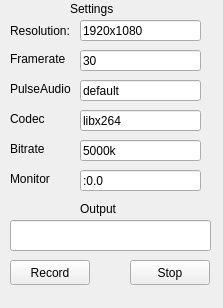
The window that window.ui (Svyatik-Bak/x11-screen-recorder) describes before a commit, drawn with Qt 5.
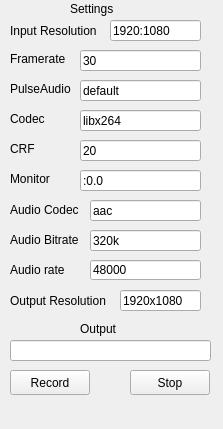
The same window after the commit.

```diff
--- a/window.ui
+++ b/window.ui
@@ -7,7 +7,7 @@
     <x>0</x>
     <y>0</y>
     <width>223</width>
-    <height>308</height>
+    <height>429</height>
    </rect>
   </property>
   <property name="windowTitle">
@@ -19,25 +19,25 @@
      <rect>
       <x>10</x>
       <y>20</y>
-      <width>61</width>
+      <width>101</width>
       <height>21</height>
      </rect>
     </property>
     <property name="text">
-     <string>Resolution:</string>
+     <string>Input Resolution</string>
     </property>
    </widget>
    <widget class="QLineEdit" name="resolution">
     <property name="geometry">
      <rect>
-      <x>80</x>
+      <x>110</x>
       <y>20</y>
-      <width>121</width>
+      <width>91</width>
       <height>21</height>
      </rect>
     </property>
     <property name="text">
-     <string>1920x1080</string>
+     <string>1920:1080</string>
     </property>
    </widget>
    <widget class="QLabel" name="label_2">
@@ -128,7 +128,7 @@
      </rect>
     </property>
     <property name="text">
-     <string>Bitrate</string>
+     <string>CRF</string>
     </property>
    </widget>
    <widget class="QLineEdit" name="bitrate">
@@ -141,7 +141,7 @@
      </rect>
     </property>
     <property name="text">
-     <string>5000k</string>
+     <string>20</string>
     </property>
    </widget>
    <widget class="QLabel" name="label_6">
@@ -174,7 +174,7 @@
     <property name="geometry">
      <rect>
       <x>10</x>
-      <y>260</y>
+      <y>370</y>
       <width>80</width>
       <height>25</height>
      </rect>
@@ -187,7 +187,7 @@
     <property name="geometry">
      <rect>
       <x>80</x>
-      <y>200</y>
+      <y>320</y>
       <width>54</width>
       <height>17</height>
      </rect>
@@ -200,9 +200,9 @@
     <property name="geometry">
      <rect>
       <x>10</x>
-      <y>220</y>
+      <y>340</y>
       <width>201</width>
-      <height>31</height>
+      <height>21</height>
      </rect>
     </property>
     <property name="text">
@@ -226,7 +226,7 @@
     <property name="geometry">
      <rect>
       <x>130</x>
-      <y>260</y>
+      <y>370</y>
       <width>80</width>
       <height>25</height>
      </rect>
@@ -235,6 +235,110 @@
      <string>Stop</string>
     </property>
    </widget>
+   <widget class="QLineEdit" name="acodec">
+    <property name="geometry">
+     <rect>
+      <x>90</x>
+      <y>200</y>
+      <width>111</width>
+      <height>21</height>
+     </rect>
+    </property>
+    <property name="text">
+     <string>aac</string>
+    </property>
+   </widget>
+   <widget class="QLabel" name="label_9">
+    <property name="geometry">
+     <rect>
+      <x>10</x>
+      <y>200</y>
+      <width>71</width>
+      <height>20</height>
+     </rect>
+    </property>
+    <property name="text">
+     <string>Audio Codec</string>
+    </property>
+   </widget>
+   <widget class="QLabel" name="label_10">
+    <property name="geometry">
+     <rect>
+      <x>10</x>
+      <y>290</y>
+      <width>111</width>
+      <height>21</height>
+     </rect>
+    </property>
+    <property name="text">
+     <string>Output Resolution</string>
+    </property>
+   </widget>
+   <widget class="QLineEdit" name="resolution_2">
+    <property name="geometry">
+     <rect>
+      <x>120</x>
+      <y>290</y>
+      <width>81</width>
+      <height>21</height>
+     </rect>
+    </property>
+    <property name="text">
+     <string>1920x1080</string>
+    </property>
+   </widget>
+   <widget class="QLabel" name="label_11">
+    <property name="geometry">
+     <rect>
+      <x>10</x>
+      <y>230</y>
+      <width>81</width>
+      <height>20</height>
+     </rect>
+    </property>
+    <property name="text">
+     <string>Audio Bitrate</string>
+    </property>
+   </widget>
+   <widget class="QLineEdit" name="abitrate">
+    <property name="geometry">
+     <rect>
+      <x>90</x>
+      <y>230</y>
+      <width>111</width>
+      <height>21</height>
+     </rect>
+    </property>
+    <property name="text">
+     <string>320k</string>
+    </property>
+   </widget>
+   <widget class="QLabel" name="label_12">
+    <property name="geometry">
+     <rect>
+      <x>10</x>
+      <y>260</y>
+      <width>61</width>
+      <height>20</height>
+     </rect>
+    </property>
+    <property name="text">
+     <string>Audio rate</string>
+    </property>
+   </widget>
+   <widget class="QLineEdit" name="arate">
+    <property name="geometry">
+     <rect>
+      <x>90</x>
+      <y>260</y>
+      <width>111</width>
+      <height>20</height>
+     </rect>
+    </property>
+    <property name="text">
+     <string>48000</string>
+    </property>
+   </widget>
   </widget>
   <widget class="QMenuBar" name="menubar">
    <property name="geometry">
```
